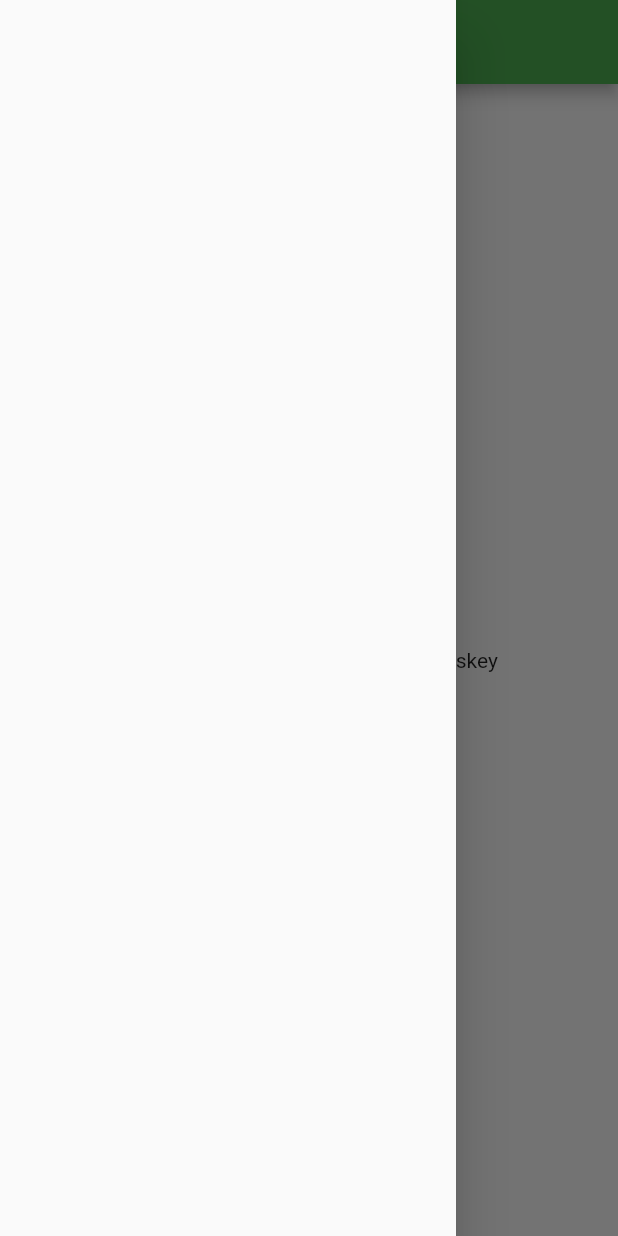
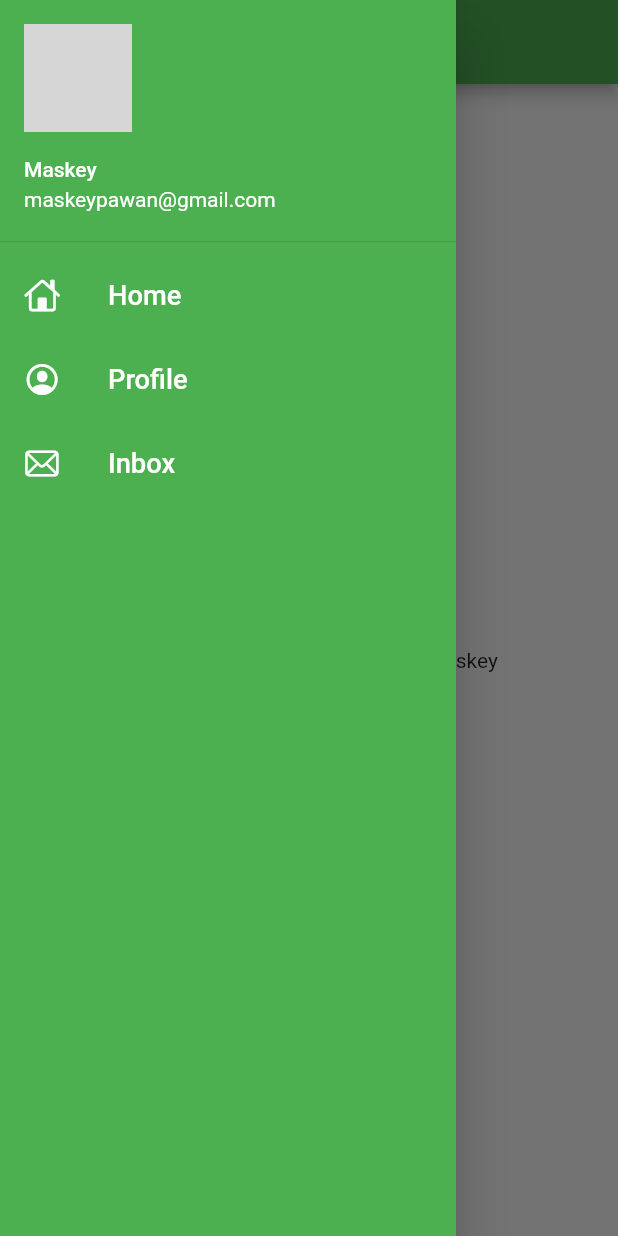
Before and after one commit to maskeyp/FlutterProject, a Flutter app: the HomePage screen opened by its route, with the side drawer open, on a phone screen of 412 x 824 dp. Run offline on Flutter 3.47's test engine with Material 2 defaults, Android fonts, the phone set to English and light mode, and no system bars; network calls fail; grey boxes are pictures that could not be loaded.

Commit message:
day9completed

```diff
--- a/lib/pages/home_page.dart
+++ b/lib/pages/home_page.dart
@@ -1,4 +1,5 @@
 import 'package:flutter/material.dart';
+import 'package:learning_flutter/widgets/drawer.dart';
 
 class HomePage extends StatelessWidget {
   int days = 30;
@@ -16,7 +17,7 @@ class HomePage extends StatelessWidget {
           child: Text("Welcome to $days days of flutter by $name"),
         ),
       ),
-      drawer: Drawer(),
+      drawer: MyDrawer(),
     );
   }
 }
--- /dev/null
+++ b/lib/widgets/drawer.dart
@@ -0,0 +1,70 @@
+import 'package:flutter/cupertino.dart';
+import 'package:flutter/material.dart';
+
+class MyDrawer extends StatelessWidget {
+  @override
+  Widget build(BuildContext context) {
+    final imageUrl =
+        "https://2.bp.blogspot.com/-Ym66_-xYJnQ/VCbAgrzxivI/AAAAAAAAALc/wc62Sj_pfBo/s1600/85a8dd79663e6f4316862011ec2ac893.jpg";
+    return Drawer(
+      child: Container(
+        color: Colors.green,
+        child: ListView(
+          padding: EdgeInsets.zero,
+          children: [
+            DrawerHeader(
+              padding: EdgeInsets.zero,
+              child: UserAccountsDrawerHeader(
+                margin: EdgeInsets.zero,
+                accountName: Text("Maskey"),
+                accountEmail: Text("maskeypawan@gmail.com"),
+                currentAccountPicture: CircleAvatar(
+                  backgroundImage: NetworkImage(imageUrl),
+                ),
+              ),
+            ),
+            ListTile(
+              leading: Icon(
+                CupertinoIcons.home,
+                color: Colors.white,
+              ),
+              title: Text(
+                "Home",
+                textScaleFactor: 1.3,
+                style: TextStyle(
+                  color: Colors.white,
+                ),
+              ),
+            ),
+            ListTile(
+              leading: Icon(
+                CupertinoIcons.profile_circled,
+                color: Colors.white,
+              ),
+              title: Text(
+                "Profile",
+                textScaleFactor: 1.3,
+                style: TextStyle(
+                  color: Colors.white,
+                ),
+              ),
+            ),
+            ListTile(
+              leading: Icon(
+                CupertinoIcons.mail,
+                color: Colors.white,
+              ),
+              title: Text(
+                "Inbox",
+                textScaleFactor: 1.3,
+                style: TextStyle(
+                  color: Colors.white,
+                ),
+              ),
+            ),
+          ],
+        ),
+      ),
+    );
+  }
+}
```
